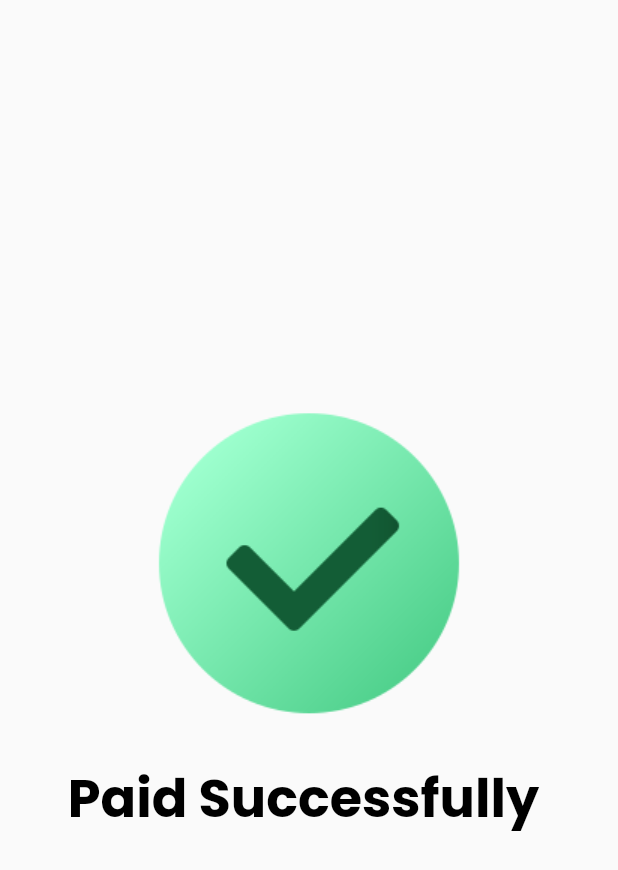
After one commit to dhrv-sharma/shoe-e-commerce-app, a Flutter app: the successfull screen opened directly, on a phone screen of 412 x 824 dp. The commit adds this screen. Shown: the top 870 px of the screen. Run offline on Flutter 3.47's test engine with Material 2 defaults, Android fonts, the phone set to English and light mode, and no system bars; our stand-ins replace cached_network_image, cloud_firestore, firebase_auth, firebase_core, flutter_rating_bar, flutter_screenutil and 5 more; missing offline and left inert: checkout_screen_ui, dart:ffi; accounts and stored records are empty.

Commit message:
project completed

```diff
--- /dev/null
+++ b/lib/views/paid.dart
@@ -0,0 +1,54 @@
+import 'package:ecommerce/home.dart';
+import 'package:ecommerce/views/shared/appstyle.dart';
+import 'package:flutter/material.dart';
+import 'package:flutter/services.dart';
+import 'package:flutter_screenutil/flutter_screenutil.dart';
+
+class successfull extends StatefulWidget {
+  const successfull({super.key});
+
+  @override
+  State<successfull> createState() => _successfullState();
+}
+
+class _successfullState extends State<successfull> {
+  @override
+  Widget build(BuildContext context) {
+    return Scaffold(
+      appBar: AppBar(
+        toolbarHeight: 0,
+        backgroundColor: Colors.black,
+        elevation: 0,
+        systemOverlayStyle: SystemUiOverlayStyle(
+          systemNavigationBarColor: Colors.grey.shade100, // Navigation bar
+          statusBarColor: Colors.grey.shade100, // Status bar
+        ),
+      ),
+      body: GestureDetector(
+        onTap: () {
+          Navigator.pop(context);
+        },
+        child: Container(
+          height: MediaQuery.of(context).size.height,
+          child: Center(
+            child: Column(
+              mainAxisAlignment: MainAxisAlignment.center,
+              children: [
+                Center(
+                  child: Image.asset("images/Checkmark.png"),
+                ),
+                Container(
+                  padding: EdgeInsets.all(10),
+                  child: Text(
+                    "Paid Successfully ",
+                    style: appstyle(35, Colors.black, FontWeight.bold),
+                  ),
+                )
+              ],
+            ),
+          ),
+        ),
+      ),
+    );
+  }
+}
--- a/pubspec.yaml
+++ b/pubspec.yaml
@@ -88,8 +88,7 @@ flutter:
     - images/gucci.png
     - images/jordan.png
     - images/nike.png
-
-
+    - images/Checkmark.png
     - json/
 
 
```
Also changed, not shown: lib/orderpage.dart (deleted, +0 -39 lines), lib/orders.dart (+86 -37 lines), lib/services/helper.dart (+40 -0 lines), lib/views/payment.dart (+33 -4 lines), images/Checkmark.png (added).
